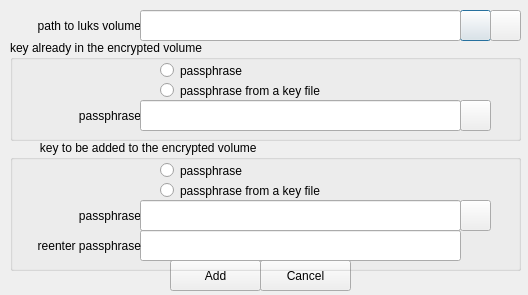
mhogomchungu/zuluCrypt, file luksaddkey.ui: the form before one commit.
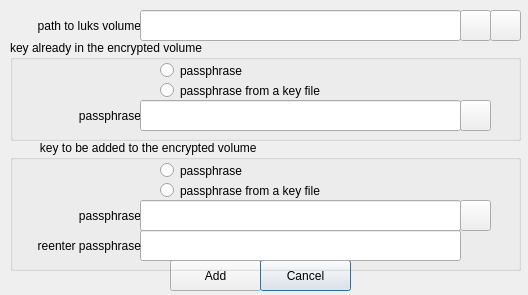
The form after the commit.

What changed in the file:
```diff
--- a/luksaddkey.ui
+++ b/luksaddkey.ui
@@ -173,6 +173,12 @@
    <property name="text">
     <string>Cancel</string>
    </property>
+   <property name="autoDefault">
+    <bool>true</bool>
+   </property>
+   <property name="default">
+    <bool>true</bool>
+   </property>
   </widget>
   <widget class="QLineEdit" name="textEditPathToVolume">
    <property name="geometry">
```
